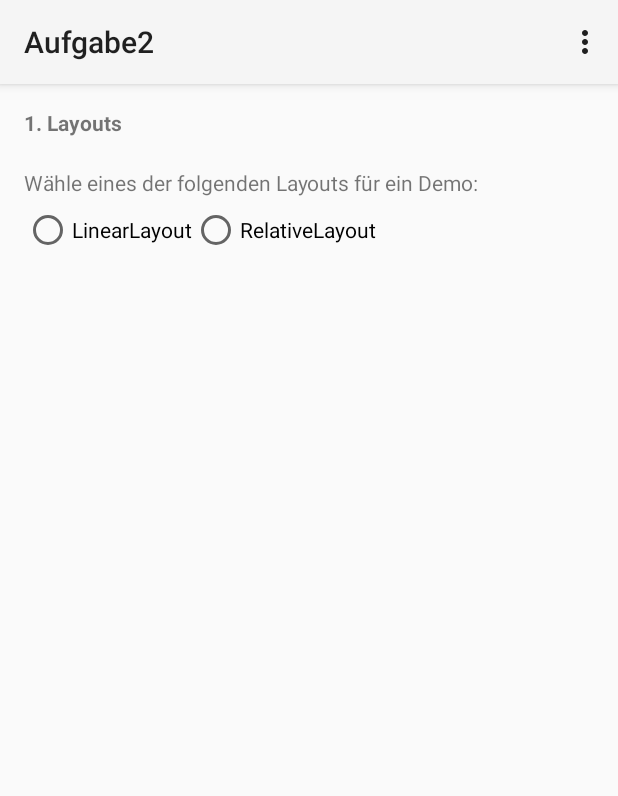
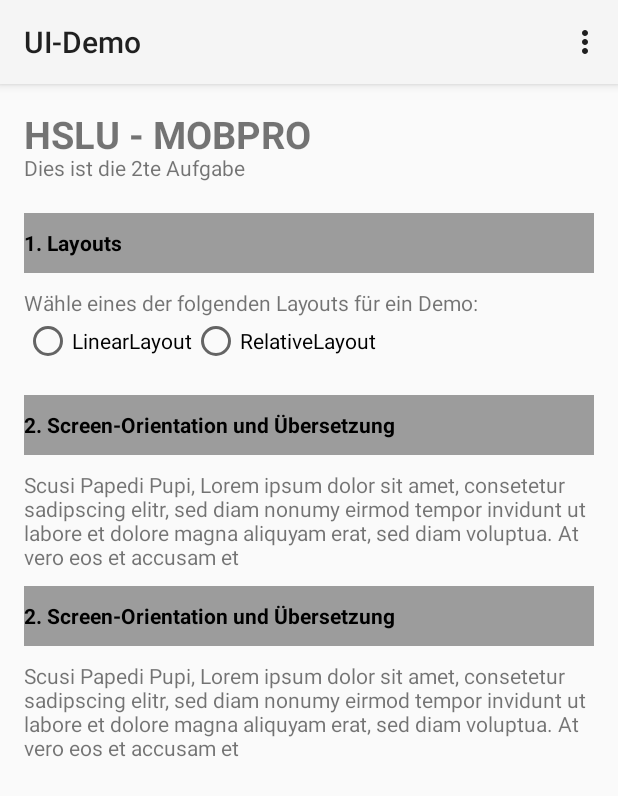
Before and after one commit to orceN2k/MOBPRO, an Android app: the screen it shows after launch (MainActivity), on a phone screen of 412 x 824 dp. Shown: the top 796 px of the screen. Run offline under Robolectric (Android 15) with nearby library versions, the phone set to English and light mode, and no system bars.

Commit message:
add exercise two

```diff
--- /dev/null
+++ b/Aufgabe2/app/src/main/res/layout-land/activity_main.xml
@@ -0,0 +1,95 @@
+<?xml version="1.0" encoding="utf-8"?>
+<LinearLayout xmlns:android="http://schemas.android.com/apk/res/android"
+    android:orientation="vertical" android:layout_width="match_parent"
+    android:layout_height="match_parent">
+
+    <LinearLayout
+        android:orientation="horizontal"
+        android:layout_width="fill_parent"
+        android:layout_height="fill_parent">
+
+        <LinearLayout
+            android:orientation="vertical"
+            android:layout_width="250dp"
+            android:layout_height="fill_parent"
+            android:paddingRight="10sp">
+
+            <TextView
+                android:layout_width="match_parent"
+                android:layout_height="40sp"
+                android:text="@string/layout_title"
+                android:textStyle="bold"
+                android:background="@color/grey"
+                android:textColor="@color/black"
+                android:gravity="center_vertical"
+                android:layout_marginBottom="10sp"/>
+
+            <TextView
+                android:layout_width="match_parent"
+                android:layout_height="wrap_content"
+                android:text="Wähle eines der folgenden Layouts für ein Demo:"/>
+
+            <RadioGroup
+                android:layout_width="fill_parent"
+                android:layout_height="fill_parent"
+                android:orientation="horizontal"
+                android:paddingBottom="20sp">
+
+                <RadioButton
+                    android:layout_width="wrap_content"
+                    android:layout_height="wrap_content"
+                    android:text="LinearLayout"
+                    android:id="@+id/radioButton"
+                    android:onClick="onClickLinearLayoutRadio"/>
+
+                <RadioButton
+                    android:layout_width="wrap_content"
+                    android:layout_height="wrap_content"
+                    android:text="RelativeLayout"
+                    android:id="@+id/radioButton2"
+                    android:onClick="onClickRelativeLayoutRadio"/>
+            </RadioGroup>
+
+
+            </LinearLayout>
+
+        <LinearLayout
+            android:orientation="vertical"
+            android:layout_width="fill_parent"
+            android:layout_height="fill_parent">
+
+            <TextView
+                android:layout_width="match_parent"
+                android:layout_height="40sp"
+                android:text="@string/oriented_title"
+                android:textStyle="bold"
+                android:background="@color/grey"
+                android:textColor="@color/black"
+                android:gravity="center_vertical"
+                android:layout_marginBottom="10sp"/>
+
+            <TextView
+                android:layout_width="match_parent"
+                android:layout_height="wrap_content"
+                android:text="@string/oriented_text"
+                android:layout_marginBottom="10sp"/>
+
+            <TextView
+                android:layout_width="match_parent"
+                android:layout_height="40sp"
+                android:text="@string/oriented_title"
+                android:textStyle="bold"
+                android:background="@color/grey"
+                android:textColor="@color/black"
+                android:gravity="center_vertical"
+                android:layout_marginBottom="10sp"/>
+
+            <TextView
+                android:layout_width="match_parent"
+                android:layout_height="wrap_content"
+                android:text="@string/oriented_text"/>
+
+
+            </LinearLayout>
+    </LinearLayout>
+</LinearLayout>
--- a/Aufgabe2/app/src/main/res/layout/activity_main.xml
+++ b/Aufgabe2/app/src/main/res/layout/activity_main.xml
@@ -11,22 +11,39 @@
         android:paddingBottom="@dimen/activity_vertical_margin" tools:context=".MainActivity"
         android:orientation="vertical">
 
+        <TextView
+            android:layout_width="match_parent"
+            android:layout_height="30sp"
+            android:text="@string/app_title"
+            android:textStyle="bold"
+            android:textSize="25sp"/>
+
+        <TextView
+            android:layout_width="match_parent"
+            android:layout_height="40sp"
+            android:text="@string/app_subtitle"
+            android:textStyle="normal"/>
 
         <TextView
             android:layout_width="match_parent"
             android:layout_height="40sp"
             android:text="@string/layout_title"
-            android:textStyle="bold"/>
+            android:textStyle="bold"
+            android:background="@color/grey"
+            android:textColor="@color/black"
+            android:gravity="center_vertical"
+            android:layout_marginBottom="10sp"/>
 
         <TextView
             android:layout_width="match_parent"
-            android:layout_height="25sp"
+            android:layout_height="wrap_content"
             android:text="Wähle eines der folgenden Layouts für ein Demo:"/>
 
         <RadioGroup
             android:layout_width="fill_parent"
             android:layout_height="fill_parent"
-            android:orientation="horizontal">
+            android:orientation="horizontal"
+            android:paddingBottom="20sp">
 
             <RadioButton
                 android:layout_width="wrap_content"
@@ -42,5 +59,38 @@
                 android:id="@+id/radioButton2"
                 android:onClick="onClickRelativeLayoutRadio"/>
         </RadioGroup>
+
+        <TextView
+            android:layout_width="match_parent"
+            android:layout_height="40sp"
+            android:text="@string/oriented_title"
+            android:textStyle="bold"
+            android:background="@color/grey"
+            android:textColor="@color/black"
+            android:gravity="center_vertical"
+            android:layout_marginBottom="10sp"/>
+
+        <TextView
+            android:layout_width="match_parent"
+            android:layout_height="wrap_content"
+            android:text="@string/oriented_text"
+            android:layout_marginBottom="10sp"/>
+
+        <TextView
+            android:layout_width="match_parent"
+            android:layout_height="40sp"
+            android:text="@string/oriented_title"
+            android:textStyle="bold"
+            android:background="@color/grey"
+            android:textColor="@color/black"
+            android:gravity="center_vertical"
+            android:layout_marginBottom="10sp"/>
+
+        <TextView
+            android:layout_width="match_parent"
+            android:layout_height="wrap_content"
+            android:text="@string/oriented_text"/>
+
+
     </LinearLayout>
 </ScrollView>
--- a/Aufgabe2/app/src/main/res/values/colors.xml
+++ b/Aufgabe2/app/src/main/res/values/colors.xml
@@ -7,5 +7,7 @@
     <color name="cyan">#00f9ff</color>
     <color name="pink">#fd00ff</color>
 
+    <color name="black">#000000</color>
+    <color name="grey">#9c9c9c</color>
 
 </resources>
--- a/Aufgabe2/app/src/main/res/values/strings.xml
+++ b/Aufgabe2/app/src/main/res/values/strings.xml
@@ -1,10 +1,14 @@
 <?xml version="1.0" encoding="utf-8"?>
 <resources>
 
-    <string name="app_name">Aufgabe2</string>
+    <string name="app_name">UI-Demo</string>
+    <string name="app_title">HSLU - MOBPRO</string>
+    <string name="app_subtitle">Dies ist die 2te Aufgabe</string>
     <string name="hello_world">Hello world!</string>
     <string name="action_settings">Settings</string>
     <string name="layout_demo">Layout Demo</string>
     <string name="layout_title">1. Layouts</string>
+    <string name="oriented_title">2. Screen-Orientation und Übersetzung</string>
+    <string name="oriented_text">Scusi Papedi Pupi, Lorem ipsum dolor sit amet, consetetur sadipscing elitr, sed diam nonumy eirmod tempor invidunt ut labore et dolore magna aliquyam erat, sed diam voluptua. At vero eos et accusam et</string>
 
 </resources>
```
